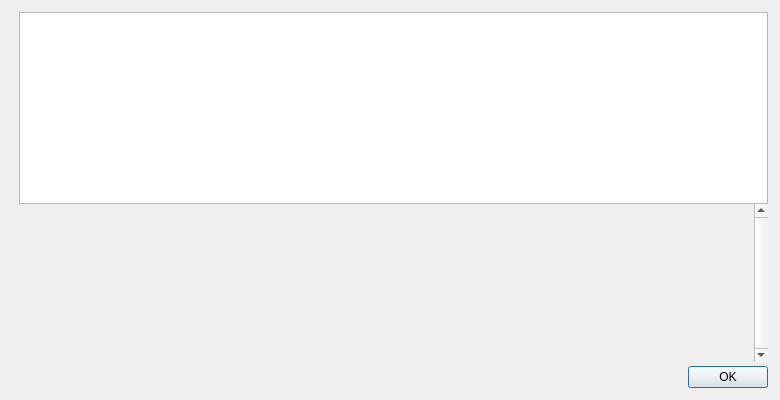
This is src/qt/forms/helpmessagedialog.ui in noirofficial/noir as Qt 5 draws it before an edit. The edited form follows.
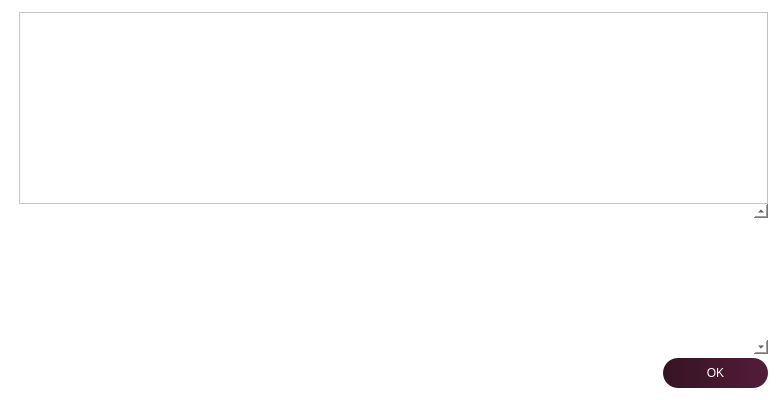
This is the edited form. Icons and pictures are not drawn.

Patch:
```diff
--- a/src/qt/forms/helpmessagedialog.ui
+++ b/src/qt/forms/helpmessagedialog.ui
@@ -10,6 +10,9 @@
     <height>400</height>
    </rect>
   </property>
+  <property name="styleSheet">
+   <string notr="true">background-color:white;</string>
+  </property>
   <layout class="QHBoxLayout" name="horizontalLayout_2">
    <property name="spacing">
     <number>0</number>
@@ -95,12 +98,23 @@
         <bool>true</bool>
        </property>
        <widget class="QWidget" name="scrollAreaWidgetContents">
+        <property name="geometry">
+         <rect>
+          <x>0</x>
+          <y>0</y>
+          <width>638</width>
+          <height>130</height>
+         </rect>
+        </property>
         <layout class="QVBoxLayout" name="verticalLayout_2">
          <item>
           <widget class="QLabel" name="aboutMessage">
            <property name="cursor">
             <cursorShape>IBeamCursor</cursorShape>
            </property>
+           <property name="styleSheet">
+            <string notr="true">border:1;</string>
+           </property>
            <property name="textFormat">
             <enum>Qt::PlainText</enum>
            </property>
@@ -137,6 +151,13 @@
      </item>
      <item>
       <widget class="QDialogButtonBox" name="okButton">
+       <property name="styleSheet">
+        <string notr="true">background: QLinearGradient(x1: 0, y1: 0, x2: 1, y2: 0, stop: 0 #361423, stop: 1 #531c38);
+color: white;
+border-radius:15px;
+height:30px;
+width:105px;</string>
+       </property>
        <property name="orientation">
         <enum>Qt::Horizontal</enum>
        </property>
```
Left out of the diff: 2 changed lines with no effect on the pictures.
